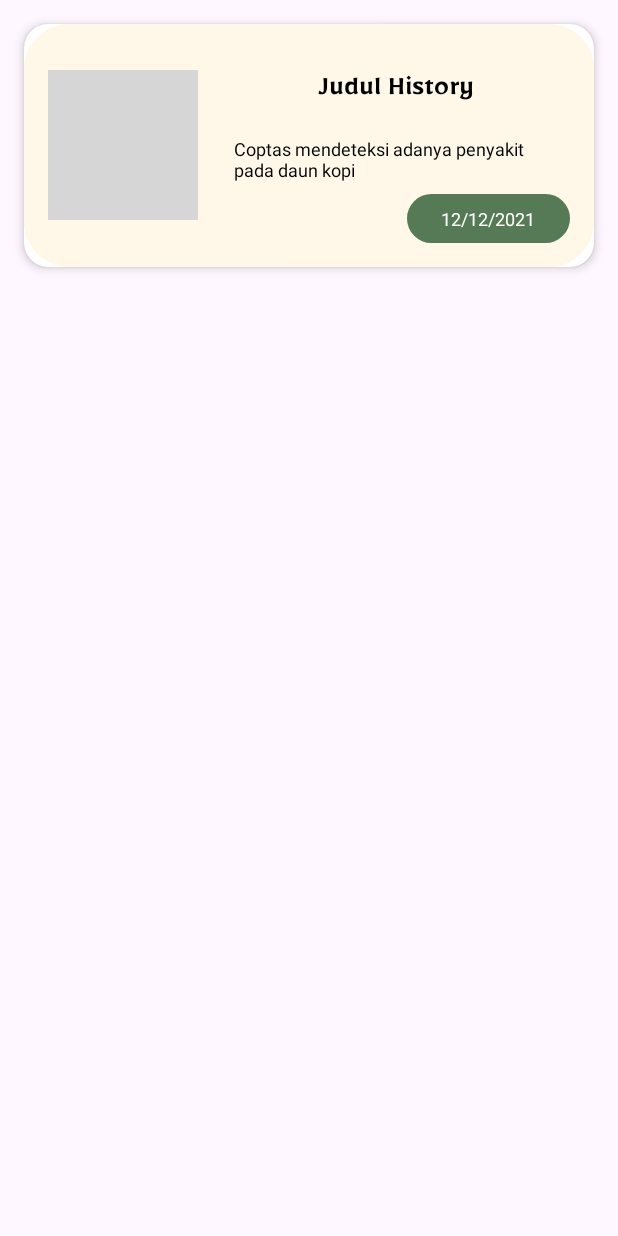
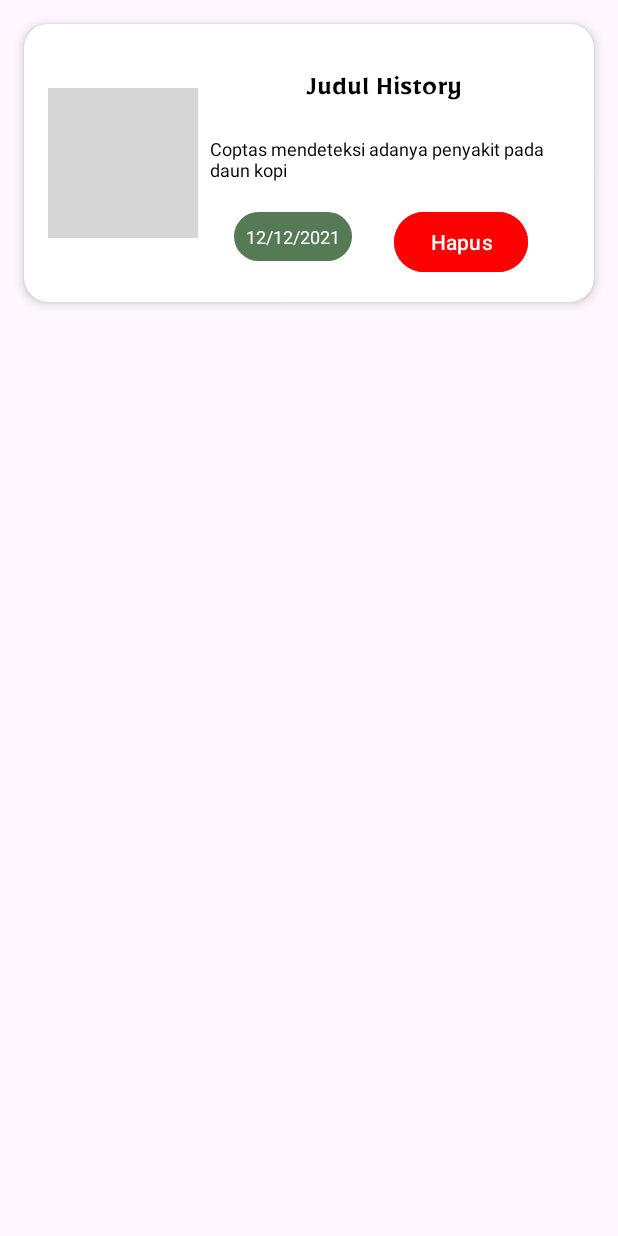
Before and after one commit to C241-PS120/bangkit-mobile-dev, an Android app: the layout activity_list_history.xml on its own in the app's theme, with its tools: preview values and no code run, on a phone screen of 412 x 824 dp. Run offline under Robolectric (Android 15) with nearby library versions, the phone set to English and light mode, and no system bars; grey boxes are pictures that could not be loaded.

Commit message:
Hiistory
Pembuatan Tampilan History

```diff
--- a/CoffeeProtectionandAnalysisSystem/app/src/main/java/com/example/coffeeprotectionandanalysissystem/service/ApiConfig.kt
+++ b/CoffeeProtectionandAnalysisSystem/app/src/main/java/com/example/coffeeprotectionandanalysissystem/service/ApiConfig.kt
@@ -6,7 +6,7 @@ import retrofit2.Retrofit
 import retrofit2.converter.gson.GsonConverterFactory
 
 object ApiConfig {
-    private const val BASE_URL = "https://model-service-dummy-ldfuyzfodq-et.a.run.app"
+    private const val BASE_URL = "https://model-service-dummy-ldfuyzfodq-et.a.run.app/api/v1/"
 
     private val loggingInterceptor = HttpLoggingInterceptor().apply {
         level = HttpLoggingInterceptor.Level.BODY
--- a/CoffeeProtectionandAnalysisSystem/app/src/main/java/com/example/coffeeprotectionandanalysissystem/service/ApiService.kt
+++ b/CoffeeProtectionandAnalysisSystem/app/src/main/java/com/example/coffeeprotectionandanalysissystem/service/ApiService.kt
@@ -3,14 +3,13 @@ package com.example.coffeeprotectionandanalysissystem.service
 import com.example.coffeeprotectionandanalysissystem.response.PredictionResponse
 import okhttp3.MultipartBody
 import retrofit2.Call
-import retrofit2.http.Body
 import retrofit2.http.Multipart
 import retrofit2.http.POST
 import retrofit2.http.Part
 
 interface ApiService {
     @Multipart
-    @POST("/api/v1/predict")
+    @POST("predict")
     fun getPrediction(
         @Part photo: MultipartBody.Part
     ): Call<PredictionResponse>
--- a/CoffeeProtectionandAnalysisSystem/app/src/main/java/com/example/coffeeprotectionandanalysissystem/ui/article/ArticleFragment.kt
+++ b/CoffeeProtectionandAnalysisSystem/app/src/main/java/com/example/coffeeprotectionandanalysissystem/ui/article/ArticleFragment.kt
@@ -24,7 +24,7 @@ class ArticleFragment : Fragment() {
         container: ViewGroup?,
         savedInstanceState: Bundle?
     ): View {
-        val ArticleViewModel = ViewModelProvider(this).get(HistoryViewModel::class.java)
+        val ArticleViewModel = ViewModelProvider(this).get(ArticleViewModel::class.java)
 
         _binding = FragmentArticleBinding.inflate(inflater, container, false)
         val root: View = binding.root
--- a/CoffeeProtectionandAnalysisSystem/app/src/main/java/com/example/coffeeprotectionandanalysissystem/view/camera/UploadActivity.kt
+++ b/CoffeeProtectionandAnalysisSystem/app/src/main/java/com/example/coffeeprotectionandanalysissystem/view/camera/UploadActivity.kt
@@ -14,7 +14,6 @@ import com.bumptech.glide.Glide
 import com.example.coffeeprotectionandanalysissystem.databinding.ActivityUploadBinding
 import com.example.coffeeprotectionandanalysissystem.response.PredictionResponse
 import com.example.coffeeprotectionandanalysissystem.service.ApiConfig
-import com.example.coffeeprotectionandanalysissystem.view.camera.CameraActivity
 import com.example.coffeeprotectionandanalysissystem.view.result.ResultActivity
 import okhttp3.MediaType.Companion.toMediaTypeOrNull
 import okhttp3.MultipartBody
@@ -71,6 +70,7 @@ class UploadActivity : AppCompatActivity() {
                             val intent = Intent(this@UploadActivity, ResultActivity::class.java).apply {
                                 putExtra("imageUrl", predictionResponse.data?.imageUrl)
                                 putExtra("label", predictionResponse.data?.label)
+                                putExtra("id", predictionResponse.data?.id)
                                 putExtra("suggestion", predictionResponse.data?.suggestion)
                             }
                             startActivity(intent)
@@ -129,7 +129,6 @@ class UploadActivity : AppCompatActivity() {
     }
 
     companion object {
-        const val EXTRA_CAMERAX_IMAGE: String = "extra_camerax_image"
         private const val DATE_FORMAT = "dd-MMM-yyyy"
     }
 }
--- /dev/null
+++ b/CoffeeProtectionandAnalysisSystem/app/src/main/res/drawable/ic_button_save.xml
@@ -0,0 +1,5 @@
+<vector android:height="24dp" android:tint="#FFFFFF"
+    android:viewportHeight="24" android:viewportWidth="24"
+    android:width="24dp" xmlns:android="http://schemas.android.com/apk/res/android">
+    <path android:fillColor="@android:color/white" android:pathData="M17,3L5,3c-1.11,0 -2,0.9 -2,2v14c0,1.1 0.89,2 2,2h14c1.1,0 2,-0.9 2,-2L21,7l-4,-4zM12,19c-1.66,0 -3,-1.34 -3,-3s1.34,-3 3,-3 3,1.34 3,3 -1.34,3 -3,3zM15,9L5,9L5,5h10v4z"/>
+</vector>
--- a/CoffeeProtectionandAnalysisSystem/app/src/main/res/layout/activity_list_history.xml
+++ b/CoffeeProtectionandAnalysisSystem/app/src/main/res/layout/activity_list_history.xml
@@ -1,4 +1,3 @@
-<?xml version="1.0" encoding="utf-8"?>
 <androidx.cardview.widget.CardView xmlns:android="http://schemas.android.com/apk/res/android"
     xmlns:app="http://schemas.android.com/apk/res-auto"
     xmlns:tools="http://schemas.android.com/tools"
@@ -9,29 +8,26 @@
     app:cardCornerRadius="16dp"
     app:cardElevation="4dp">
 
-    <RelativeLayout
+    <androidx.constraintlayout.widget.ConstraintLayout
         android:layout_width="match_parent"
         android:layout_height="wrap_content"
-        android:background="@drawable/rounded_rectangle"
         android:padding="16dp">
 
         <ImageView
             android:id="@+id/image_dashboard"
             android:layout_width="100dp"
             android:layout_height="100dp"
-            android:layout_alignParentStart="true"
-            android:layout_centerVertical="true"
+            android:scaleType="centerCrop"
+            app:layout_constraintStart_toStartOf="parent"
+            app:layout_constraintTop_toTopOf="parent"
+            app:layout_constraintBottom_toBottomOf="parent"
             android:layout_marginEnd="16dp"
-            android:scaleType="centerCrop"
             tools:src="@tools:sample/avatars" />
 
         <TextView
             android:id="@+id/title_artikel"
-            android:layout_width="match_parent"
+            android:layout_width="0dp"
             android:layout_height="wrap_content"
-            android:layout_alignParentTop="true"
-            android:layout_toEndOf="@id/image_dashboard"
-            android:background="@drawable/rounded_rectangle"
             android:ellipsize="end"
             android:fontFamily="@font/mirza_semibold"
             android:gravity="center"
@@ -40,36 +36,51 @@
             android:textAlignment="center"
             android:textColor="@color/black"
             android:textSize="20sp"
+            app:layout_constraintStart_toEndOf="@id/image_dashboard"
+            app:layout_constraintTop_toTopOf="parent"
+            app:layout_constraintEnd_toEndOf="parent"
             tools:text="Judul History" />
 
         <TextView
             android:id="@+id/description_dashboard"
-            android:layout_width="match_parent"
+            android:layout_width="0dp"
             android:layout_height="wrap_content"
-            android:layout_below="@id/title_artikel"
-            android:layout_toEndOf="@id/image_dashboard"
             android:ellipsize="end"
             android:maxLines="2"
             android:padding="8dp"
             android:textColor="@color/black"
             android:textSize="12sp"
+            app:layout_constraintStart_toEndOf="@id/image_dashboard"
+            app:layout_constraintTop_toBottomOf="@id/title_artikel"
+            app:layout_constraintEnd_toEndOf="parent"
             tools:text="Coptas mendeteksi adanya penyakit pada daun kopi" />
 
         <TextView
             android:id="@+id/date_history"
-            android:layout_width="124dp"
+            android:layout_width="wrap_content"
             android:layout_height="wrap_content"
-            android:layout_below="@id/description_dashboard"
-            android:layout_marginStart="123dp"
-            android:layout_marginTop="0dp"
-            android:layout_toEndOf="@id/image_dashboard"
+            android:layout_marginStart="24dp"
+            android:layout_marginTop="12dp"
             android:background="@drawable/title_background"
+            android:gravity="center"
             android:padding="8dp"
-            android:gravity="center"
             android:textColor="@color/white"
             android:textSize="12sp"
+            app:layout_constraintStart_toEndOf="@id/image_dashboard"
+            app:layout_constraintTop_toBottomOf="@id/description_dashboard"
             tools:text="12/12/2021" />
 
-    </RelativeLayout>
-
+        <Button
+            android:id="@+id/deleteButton"
+            android:layout_width="wrap_content"
+            android:layout_height="wrap_content"
+            android:backgroundTint="@color/red"
+            android:text="@string/delete"
+            android:textColor="@android:color/white"
+            app:layout_constraintStart_toEndOf="@id/date_history"
+            app:layout_constraintTop_toBottomOf="@id/description_dashboard"
+            app:layout_constraintEnd_toEndOf="parent"
+            app:layout_constraintBottom_toBottomOf="parent"
+            android:layout_marginTop="8dp"/>
+    </androidx.constraintlayout.widget.ConstraintLayout>
 </androidx.cardview.widget.CardView>
--- a/CoffeeProtectionandAnalysisSystem/app/src/main/res/layout/fragment_article.xml
+++ b/CoffeeProtectionandAnalysisSystem/app/src/main/res/layout/fragment_article.xml
@@ -7,7 +7,7 @@
     tools:context=".ui.article.ArticleFragment">
 
     <androidx.recyclerview.widget.RecyclerView
-        android:id="@+id/rv_history"
+        android:id="@+id/rv_article"
         android:layout_width="match_parent"
         android:layout_height="match_parent"
         android:clipToPadding="false"
--- a/CoffeeProtectionandAnalysisSystem/app/src/main/res/layout/fragment_history.xml
+++ b/CoffeeProtectionandAnalysisSystem/app/src/main/res/layout/fragment_history.xml
@@ -7,7 +7,7 @@
     tools:context=".ui.history.HistoryFragment">
 
     <androidx.recyclerview.widget.RecyclerView
-        android:id="@+id/rv_artikel"
+        android:id="@+id/rv_history"
         android:layout_width="match_parent"
         android:layout_height="match_parent"
         android:clipToPadding="false"
--- a/CoffeeProtectionandAnalysisSystem/app/src/main/res/values/colors.xml
+++ b/CoffeeProtectionandAnalysisSystem/app/src/main/res/values/colors.xml
@@ -2,6 +2,7 @@
 <resources>
     <color name="black">#FF000000</color>
     <color name="white">#FFFFFFFF</color>
+    <color name="red">#FD0000</color>
 
     <color name="cream">#FFF6E3</color>
     <color name="green">#4F6F52</color>
--- a/CoffeeProtectionandAnalysisSystem/app/src/main/res/values/strings.xml
+++ b/CoffeeProtectionandAnalysisSystem/app/src/main/res/values/strings.xml
@@ -11,4 +11,6 @@
     <string name="ambil_gambar">Ambil Gambar</string>
     <string name="search">Pencarian</string>
     <string name="hasil_analisis">Hasil Analisis</string>
+    <string name="save">Simpan\n</string>
+    <string name="delete">Hapus</string>
 </resources>
```
Also changed, not shown: CoffeeProtectionandAnalysisSystem/app/build.gradle.kts (+8 -1 lines), CoffeeProtectionandAnalysisSystem/app/src/main/java/com/example/coffeeprotectionandanalysissystem/adapter/HistoryAdapter.kt (added, +47 -0 lines), CoffeeProtectionandAnalysisSystem/app/src/main/java/com/example/coffeeprotectionandanalysissystem/database/History.kt (added, +17 -0 lines), CoffeeProtectionandAnalysisSystem/app/src/main/java/com/example/coffeeprotectionandanalysissystem/database/HistoryDao.kt (added, +18 -0 lines), CoffeeProtectionandAnalysisSystem/app/src/main/java/com/example/coffeeprotectionandanalysissystem/database/HistoryRoomDatabase.kt (added, +38 -0 lines), CoffeeProtectionandAnalysisSystem/app/src/main/java/com/example/coffeeprotectionandanalysissystem/ui/history/HistoryFragment.kt (+42 -17 lines), CoffeeProtectionandAnalysisSystem/app/src/main/java/com/example/coffeeprotectionandanalysissystem/ui/history/HistoryViewModel.kt (+5 -3 lines), CoffeeProtectionandAnalysisSystem/app/src/main/java/com/example/coffeeprotectionandanalysissystem/view/result/ResultActivity.kt (+33 -1 lines), CoffeeProtectionandAnalysisSystem/app/src/main/res/layout/activity_result.xml (+14 -8 lines).
